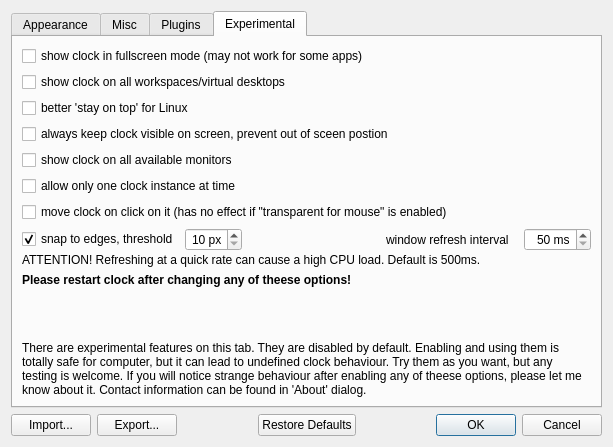
Above: digital_clock/gui/settings_dialog.ui from Kolcha/DigitalClock4 before the change. Below: the same form after it.
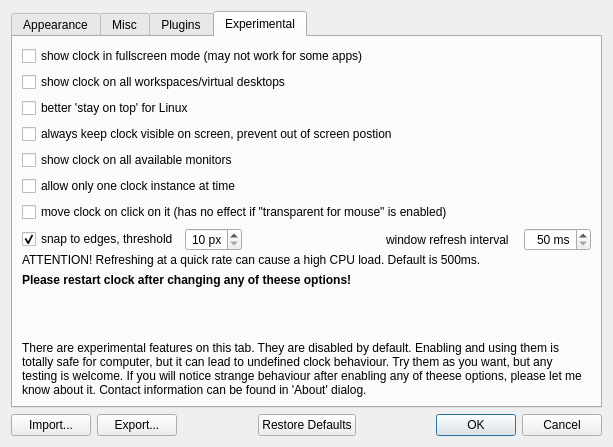
That is the form after the change. The open tabs and pages were chosen to show the change. Icons and pictures are not drawn. Custom widgets are drawn as their Qt base class.

Commit message: fixed typo in settings dialog

What changed in the file:
```diff
--- a/digital_clock/gui/settings_dialog.ui
+++ b/digital_clock/gui/settings_dialog.ui
@@ -897,7 +897,7 @@
        <item>
         <widget class="QCheckBox" name="keep_always_visible">
          <property name="text">
-          <string>always keep clock visible on screen, prevent out of sceen postion</string>
+          <string>always keep clock visible on screen, prevent out of screen postion</string>
          </property>
         </widget>
        </item>
```
The commit also changes 4 other files.
